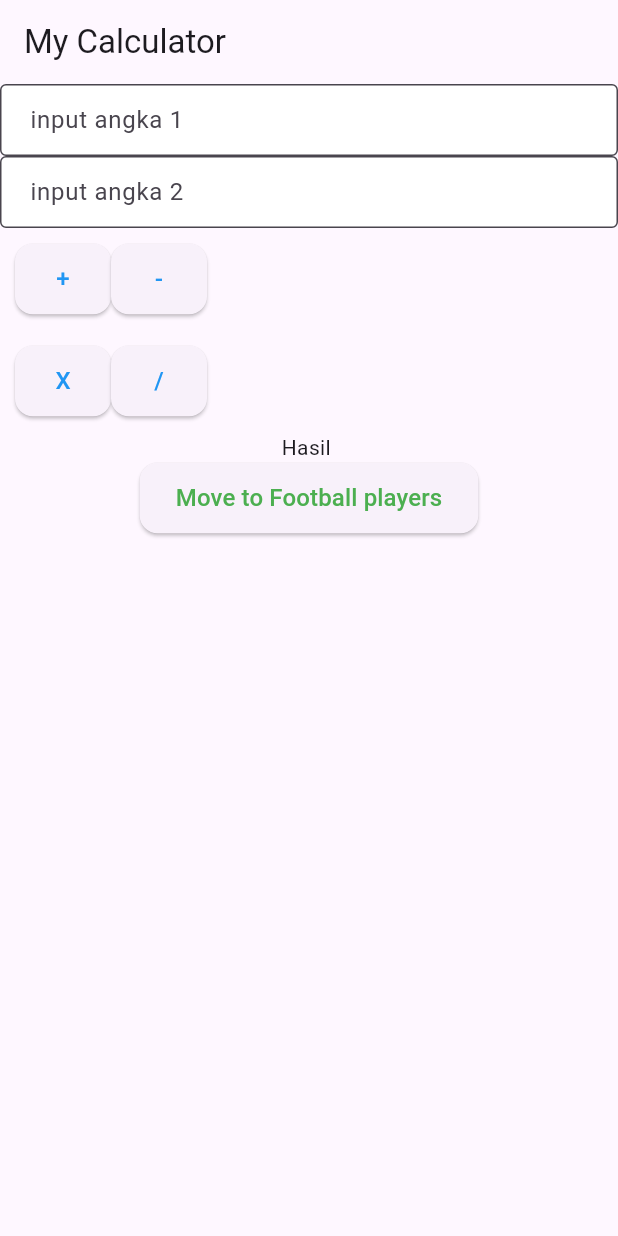
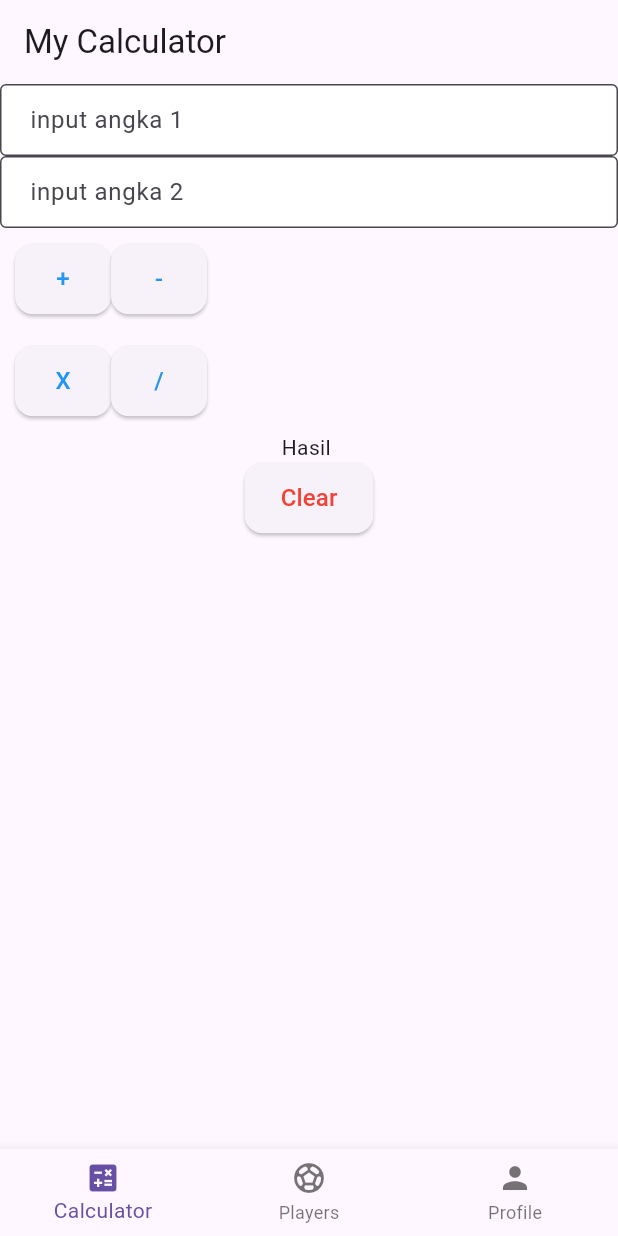
Before and after one commit to MaghaliMarvelous/Flutter_Application, a Flutter app: the screen it shows after launch, on a phone screen of 412 x 824 dp. Run offline on Flutter 3.47's test engine with Material 3 defaults, Android fonts, the phone set to English and light mode, and no system bars; our stand-ins replace get.

Commit message:
add bottom navigation

```diff
--- a/lib/main.dart
+++ b/lib/main.dart
@@ -1,9 +1,7 @@
 import 'package:flutter/material.dart';
-import 'package:flutter_application_pplg1_20/login_page.dart';
-import 'package:flutter_application_pplg1_20/pages/calculator.page.dart';
-import 'package:flutter_application_pplg1_20/routes/pages.dart';
-import 'package:flutter_application_pplg1_20/routes/routes.dart';
+import 'package:flutter_application_pplg1_20/navbar/navbar.dart';
 import 'package:get/get_navigation/get_navigation.dart';
+
 void main() {
   runApp(const MyApp());
 }
@@ -11,16 +9,14 @@ void main() {
 class MyApp extends StatelessWidget {
   const MyApp({super.key});
 
-  // This widget is the root of your application.
   @override
   Widget build(BuildContext context) {
     return GetMaterialApp(
-      title: 'Flutter Demo',
+      title: 'Your App',
       theme: ThemeData(
-        colorScheme: ColorScheme.fromSeed(seedColor: Colors.deepPurple),
+        primarySwatch: Colors.blue,
       ),
-      initialRoute: AppRoutes.calculator,
-      getPages: AppPages.pages,
+      home: const BottomNavPage(), // 👈 start with navbar wrapper
     );
   }
 }
--- /dev/null
+++ b/lib/navbar/navbar.dart
@@ -0,0 +1,47 @@
+import 'package:flutter/material.dart';
+import 'package:flutter_application_pplg1_20/pages/calculator.page.dart';
+import 'package:flutter_application_pplg1_20/pages/profile_page.dart';
+import 'package:flutter_application_pplg1_20/pages/football_pages.dart';
+
+
+class BottomNavPage extends StatefulWidget {
+  const BottomNavPage({Key? key}) : super(key: key);
+
+  @override
+  State<BottomNavPage> createState() => _BottomNavPageState();
+}
+
+class _BottomNavPageState extends State<BottomNavPage> {
+  int _selectedIndex = 0;
+
+  final List<Widget> _pages = [
+    CalculatorPage(),
+    FootballPage(),
+    const ProfilePage(),
+  ];
+
+  void _onItemTapped(int index) {
+    setState(() {
+      _selectedIndex = index;
+    });
+  }
+
+  @override
+  Widget build(BuildContext context) {
+    return Scaffold(
+      body: IndexedStack(
+        index: _selectedIndex,
+        children: _pages,
+      ),
+      bottomNavigationBar: BottomNavigationBar(
+        currentIndex: _selectedIndex,
+        onTap: _onItemTapped,
+        items: const [
+          BottomNavigationBarItem(icon: Icon(Icons.calculate), label: "Calculator"),
+          BottomNavigationBarItem(icon: Icon(Icons.sports_soccer), label: "Players"),
+          BottomNavigationBarItem(icon: Icon(Icons.person), label: "Profile"),
+        ],
+      ),
+    );
+  }
+}
--- a/lib/pages/calculator.page.dart
+++ b/lib/pages/calculator.page.dart
@@ -28,7 +28,7 @@ class CalculatorPage extends StatelessWidget {
                     calculatorController.tambah();
                   },),
                   CustomButton(text: "-", textColor: Colors.blue, onPressed: () {
-
+                    calculatorController.kurang();
                   },),
                 ],
               ),
@@ -38,21 +38,23 @@ class CalculatorPage extends StatelessWidget {
               child: Row(
                 children: [
                   CustomButton(text: "X", textColor: Colors.blue, onPressed: () {
-
+                    calculatorController.kali();
                   },),
                   CustomButton(text: "/", textColor: Colors.blue, onPressed: () {
-
+                    calculatorController.bagi();
                   },),
                 ],
               ),
             ),
-            // render UI berada di wrap OBX
-            Obx(() => Text("Hasil "+calculatorController.hasil.value)),
-            CustomButton(text: "Move to Football players", textColor: Colors.green,
-            onPressed: () {
-              Get.offAllNamed(AppRoutes.footballplayers);
-            }, )
+            Obx(() => Text("Hasil " + calculatorController.hasil.value)),
 
+            CustomButton(
+              text: "Clear",
+              textColor: Colors.red,
+              onPressed: () {
+                calculatorController.clear();
+              },
+            ),
           ],
         ),
       ),
--- a/lib/routes/routes.dart
+++ b/lib/routes/routes.dart
@@ -2,6 +2,7 @@ class AppRoutes{
   static const String calculator = "/calculator";
   static const String footballplayers = "/footballplayers";
   static const String footballeditplayers = "/footballeditplayers";
+  static const String profile = "/profile";
   //bisa tambah lagi
 
 }
```
Also changed, not shown: lib/controllers/calculator_controller.dart (+25 -32 lines), lib/pages/profile_page.dart (added, +47 -0 lines).
